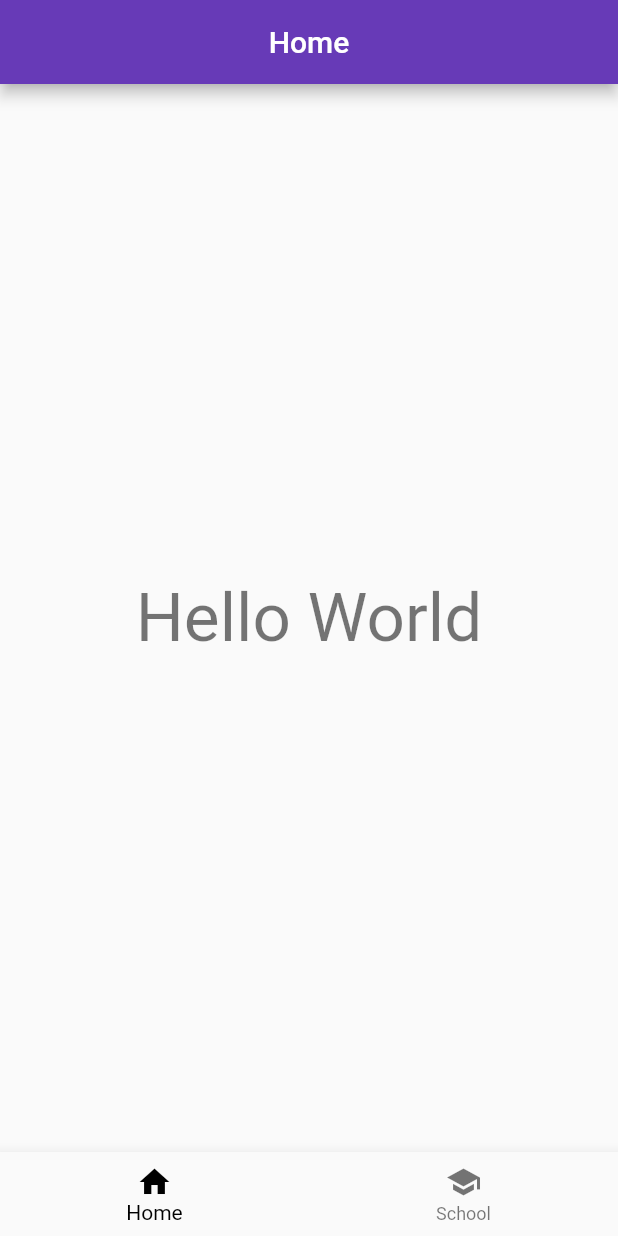
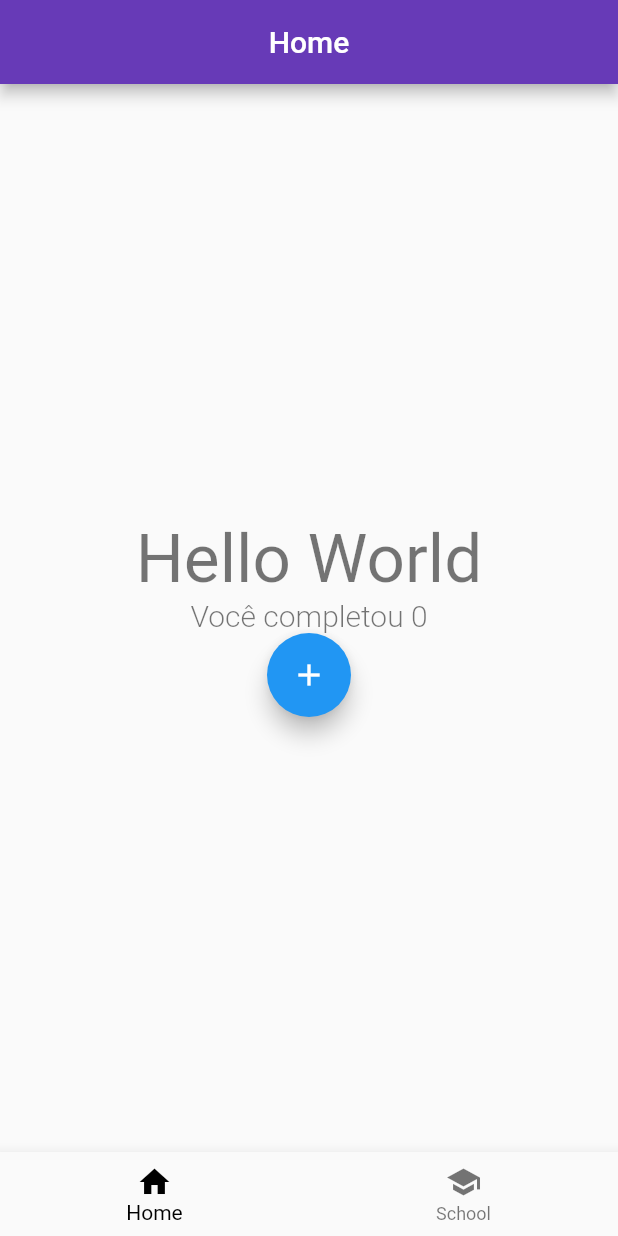
Before and after one commit to guyilherme/flutter_app, a Flutter app: the screen it shows after launch, on a phone screen of 412 x 824 dp. Run offline on Flutter 3.47's test engine with Material 2 defaults, Android fonts, the phone set to English and light mode, and no system bars.

```diff
--- a/lib/pages/home.dart
+++ b/lib/pages/home.dart
@@ -12,6 +12,8 @@ class Home extends StatefulWidget {
 }
 
 class _HomeState extends State<Home> {
+  int _cursos = 0;
+
   @override
   Widget build(BuildContext context) {
     return Column(
@@ -21,7 +23,23 @@ class _HomeState extends State<Home> {
               'Hello World',
               textAlign: TextAlign.center,
               style: Theme.of(context).textTheme.display2
-            )
+            ),
+            Text(
+              'Você completou $_cursos',
+              textAlign: TextAlign.center,
+              style: Theme.of(context).textTheme.display1.copyWith(
+                fontSize: 20,
+                fontWeight: FontWeight.w300
+              )
+            ),
+            FloatingActionButton(
+              child: Icon(Icons.add),
+                onPressed: () {
+                  setState(() {
+                    _cursos++;
+                  });
+                },
+              ),
           ],
         );
   }
```
